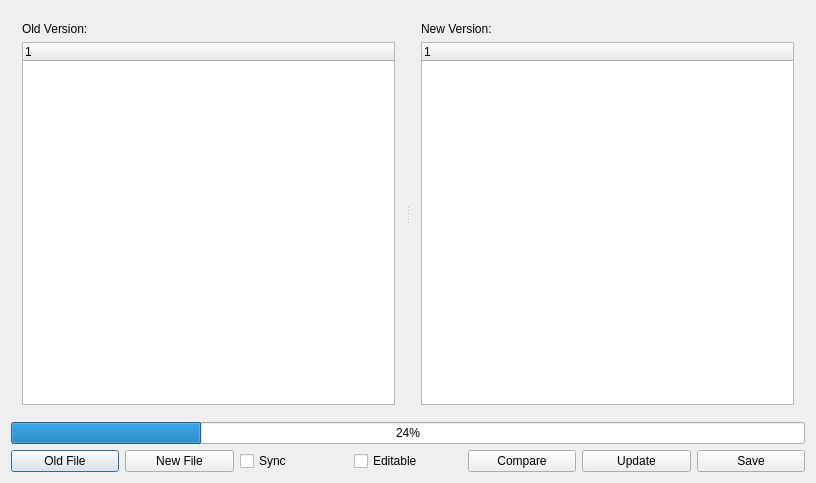
Before: the Qt Designer form App/ComparisonDialog/comparisondialog.ui in tiangaomingjing/ServoDriveTech, drawn with Qt 5.
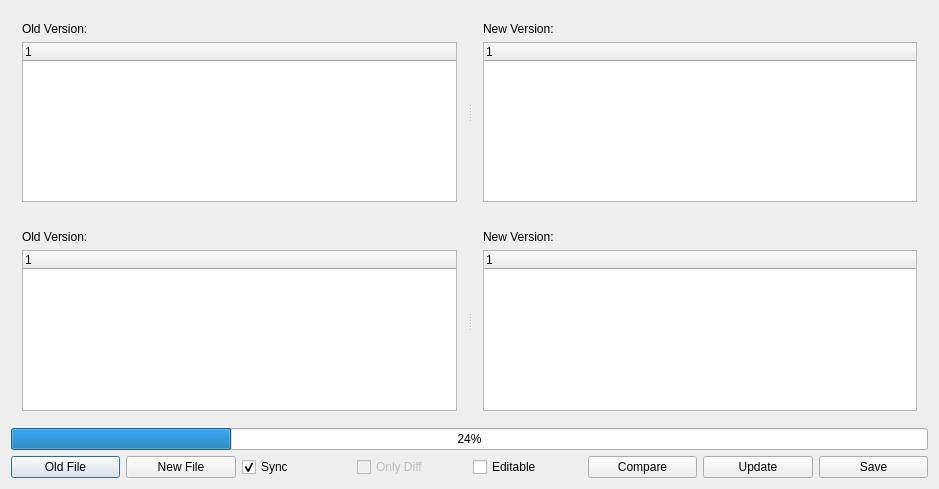
After: the same form once the commit is applied. Custom widgets are drawn as their Qt base class.

```diff
--- a/App/ComparisonDialog/comparisondialog.ui
+++ b/App/ComparisonDialog/comparisondialog.ui
@@ -6,16 +6,16 @@
    <rect>
     <x>0</x>
     <y>0</y>
-    <width>816</width>
-    <height>483</height>
+    <width>939</width>
+    <height>489</height>
    </rect>
   </property>
   <property name="windowTitle">
    <string>ComparisonDialog</string>
   </property>
-  <layout class="QVBoxLayout" name="verticalLayout_3" stretch="10,1,1">
+  <layout class="QVBoxLayout" name="verticalLayout_5">
    <item>
-    <widget class="QSplitter" name="splitter">
+    <widget class="QSplitter" name="splitter_compWhole">
      <property name="orientation">
       <enum>Qt::Horizontal</enum>
      </property>
@@ -49,7 +49,54 @@
         </widget>
        </item>
        <item>
-        <widget class="QTreeWidget" name="treeWidget_compNew">
+        <widget class="UpdatedTreeWidget" name="treeWidget_compNew">
+         <column>
+          <property name="text">
+           <string/>
+          </property>
+         </column>
+        </widget>
+       </item>
+      </layout>
+     </widget>
+    </widget>
+   </item>
+   <item>
+    <widget class="QSplitter" name="splitter_compPart">
+     <property name="orientation">
+      <enum>Qt::Horizontal</enum>
+     </property>
+     <widget class="QWidget" name="widget_compOldPart" native="true">
+      <layout class="QVBoxLayout" name="verticalLayout_3">
+       <item>
+        <widget class="QLabel" name="label_compOldPart">
+         <property name="text">
+          <string>Old Version:</string>
+         </property>
+        </widget>
+       </item>
+       <item>
+        <widget class="UpdatedTreeWidget" name="treeWidget_compOldPart">
+         <column>
+          <property name="text">
+           <string notr="true"/>
+          </property>
+         </column>
+        </widget>
+       </item>
+      </layout>
+     </widget>
+     <widget class="QWidget" name="widget_compNewPart" native="true">
+      <layout class="QVBoxLayout" name="verticalLayout_4">
+       <item>
+        <widget class="QLabel" name="label_compNewPart">
+         <property name="text">
+          <string>New Version:</string>
+         </property>
+        </widget>
+       </item>
+       <item>
+        <widget class="UpdatedTreeWidget" name="treeWidget_compNewPart">
          <column>
           <property name="text">
            <string/>
@@ -89,6 +136,22 @@
        <property name="text">
         <string>Sync</string>
        </property>
+       <property name="checked">
+        <bool>true</bool>
+       </property>
+      </widget>
+     </item>
+     <item>
+      <widget class="QCheckBox" name="checkBox_compDiff">
+       <property name="enabled">
+        <bool>false</bool>
+       </property>
+       <property name="text">
+        <string>Only Diff</string>
+       </property>
+       <property name="checkable">
+        <bool>true</bool>
+       </property>
       </widget>
      </item>
      <item>
@@ -124,6 +187,13 @@
   </layout>
  </widget>
  <layoutdefault spacing="6" margin="11"/>
+ <customwidgets>
+  <customwidget>
+   <class>UpdatedTreeWidget</class>
+   <extends>QTreeWidget</extends>
+   <header>updatedtreewidget.h</header>
+  </customwidget>
+ </customwidgets>
  <resources/>
  <connections/>
 </ui>
```
Left out of the diff: 2 changed lines with no effect on the pictures.
